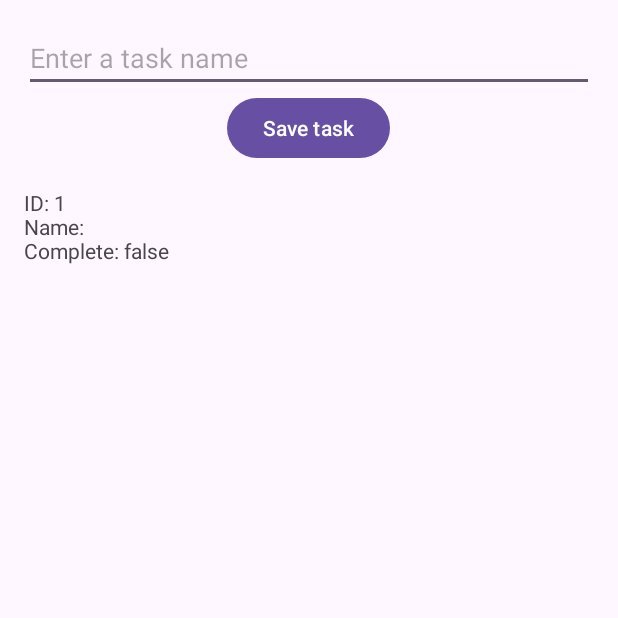
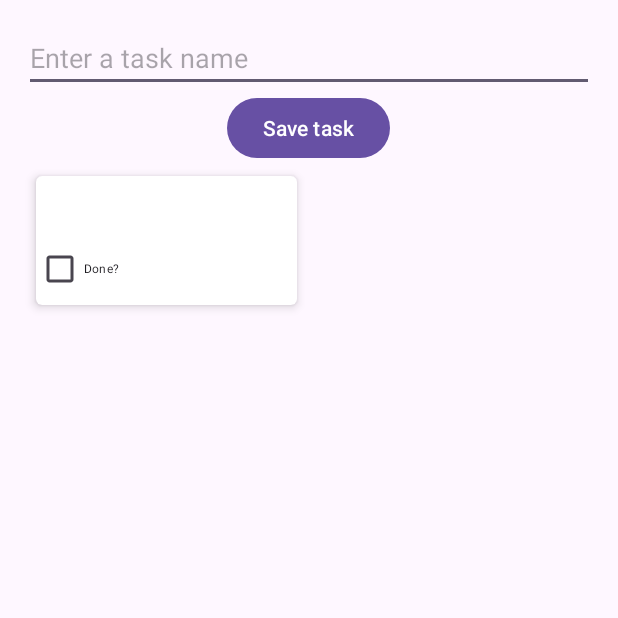
Before and after one commit to ethanpyth/Task, an Android app: the screen it shows after launch (MainActivity), after a tap on "Save task", on a phone screen of 412 x 824 dp, the top half of it. Run offline under Robolectric (Android 15) with nearby library versions, the phone set to English and light mode, and no system bars; our stand-ins replace Room's generated code, data binding.

Commit message:
app finished

```diff
--- a/app/build.gradle.kts
+++ b/app/build.gradle.kts
@@ -46,6 +46,8 @@ dependencies {
     implementation("androidx.room:room-runtime:2.6.1")
     implementation("androidx.room:room-ktx:2.6.1")
     kapt("androidx.room:room-compiler:2.6.1")
+    implementation("androidx.recyclerview:recyclerview:1.2.1")
+    implementation("androidx.cardview:cardview:1.0.0")
 
     implementation("androidx.core:core-ktx:1.12.0")
     implementation("androidx.appcompat:appcompat:1.6.1")
--- a/app/src/main/java/com/xcelk/tasks/TaskFragment.kt
+++ b/app/src/main/java/com/xcelk/tasks/TaskFragment.kt
@@ -5,6 +5,7 @@ import androidx.fragment.app.Fragment
 import android.view.LayoutInflater
 import android.view.View
 import android.view.ViewGroup
+import androidx.lifecycle.Observer
 import androidx.lifecycle.ViewModelProvider
 import com.xcelk.tasks.databinding.FragmentTaskBinding
 
@@ -51,6 +52,16 @@ class TaskFragment : Fragment() {
         binding?.viewModel = viewModel
 
         binding?.lifecycleOwner = viewLifecycleOwner
+
+        val adapter = TaskItemAdapter()
+        binding?.taskList?.adapter = adapter
+
+        viewModel.tasks.observe(viewLifecycleOwner, Observer {
+            it?.let {
+                adapter.data = it
+            }
+        })
+
         return view
     }
 
--- /dev/null
+++ b/app/src/main/java/com/xcelk/tasks/TaskItemAdapter.kt
@@ -0,0 +1,42 @@
+package com.xcelk.tasks
+
+import android.view.LayoutInflater
+import android.view.ViewGroup
+import android.widget.CheckBox
+import android.widget.TextView
+import androidx.cardview.widget.CardView
+import androidx.recyclerview.widget.RecyclerView
+
+class TaskItemAdapter: RecyclerView.Adapter<TaskItemAdapter.TaskItemViewHolder>() {
+    var data = listOf<Task>()
+        set(value) {
+            field = value
+            notifyDataSetChanged()
+        }
+
+    override fun onCreateViewHolder(parent: ViewGroup, viewType: Int): TaskItemViewHolder = TaskItemViewHolder.inflateFrom(parent)
+
+    override fun onBindViewHolder(holder: TaskItemViewHolder, position: Int) {
+        val item = data[position]
+        holder.bind(item)
+    }
+
+    override fun getItemCount() = data.size
+
+    class TaskItemViewHolder(val rootView: CardView): RecyclerView.ViewHolder(rootView){
+        val taskName = rootView.findViewById<TextView>(R.id.task_name)
+        val taskDone = rootView.findViewById<CheckBox>(R.id.task_done)
+        companion object{
+            fun inflateFrom(parent: ViewGroup): TaskItemViewHolder{
+                val layoutInflater = LayoutInflater.from(parent.context)
+                val view = layoutInflater.inflate(R.layout.task_item, parent, false) as CardView
+                return TaskItemViewHolder(view)
+            }
+        }
+
+        fun bind(item: Task){
+            taskName.text = item.taskName
+            taskDone.isChecked = item.taskDone
+        }
+    }
+}
--- a/app/src/main/java/com/xcelk/tasks/TaskViewModel.kt
+++ b/app/src/main/java/com/xcelk/tasks/TaskViewModel.kt
@@ -7,11 +7,8 @@ import kotlinx.coroutines.launch
 
 class TaskViewModel(val dao: TaskDao): ViewModel() {
     var newTaskName = ""
-    private val tasks = dao.getAll()
+    val tasks = dao.getAll()
 
-    val tasksString = tasks.map{
-        tasks -> formatTasks(tasks)
-    }
 
     fun addTask() {
         viewModelScope.launch {
@@ -21,16 +18,5 @@ class TaskViewModel(val dao: TaskDao): ViewModel() {
         }
     }
 
-    fun formatTasks(tasks: List<Task>): String {
-        return tasks.fold(""){
-                str, item -> str + '\n' + formatTask(item)
-        }
-    }
 
-    fun formatTask(task: Task): String{
-        var str = "ID: ${task.taskId}"
-        str += '\n' + "Name: ${task.taskName}"
-        str += '\n' + "Complete: ${task.taskDone}" + '\n'
-        return str
-    }
 }
--- a/app/src/main/res/layout/fragment_task.xml
+++ b/app/src/main/res/layout/fragment_task.xml
@@ -1,6 +1,7 @@
 <?xml version="1.0" encoding="utf-8"?>
 <layout
     xmlns:android="http://schemas.android.com/apk/res/android"
+    xmlns:app="http://schemas.android.com/apk/res-auto"
     xmlns:tools="http://schemas.android.com/tools"
     tools:context=".TaskFragment">
     <data>
@@ -30,11 +31,14 @@
             android:onClick="@{() -> viewModel.addTask()}"
             android:text="Save task"/>
 
-        <TextView
+        <androidx.recyclerview.widget.RecyclerView
             android:layout_width="match_parent"
-            android:layout_height="wrap_content"
-            android:text="@{viewModel.tasksString}"
-            android:id="@+id/tasks"/>
+            android:layout_height="0dp"
+            android:id="@+id/taskList"
+            android:layout_weight="1"
+            android:gravity="top"
+            app:spanCount="2"
+            app:layoutManager="androidx.recyclerview.widget.GridLayoutManager"/>
 
     </LinearLayout>
 </layout>
--- /dev/null
+++ b/app/src/main/res/layout/task_item.xml
@@ -0,0 +1,43 @@
+<?xml version="1.0" encoding="utf-8"?>
+<layout
+    xmlns:app="http://schemas.android.com/apk/res-auto"
+    xmlns:android="http://schemas.android.com/apk/res/android"
+    xmlns:tools="http://schemas.android.com/tools">
+    <data>
+        <variable
+            name="viewModel"
+            type="com.xcelk.tasks.TaskViewModel" />
+    </data>
+    <androidx.cardview.widget.CardView
+        android:layout_width="match_parent"
+        android:layout_height="wrap_content"
+        android:layout_margin="8dp"
+        app:cardElevation="4dp"
+        app:cardCornerRadius="4dp">
+
+        <LinearLayout
+            android:layout_width="match_parent"
+            android:layout_height="wrap_content"
+            android:orientation="vertical">
+
+            <TextView
+                android:layout_width="match_parent"
+                android:layout_height="wrap_content"
+                android:id="@+id/task_name"
+                android:textSize="16sp"
+                android:padding="8dp" />
+
+            <CheckBox
+                android:layout_width="wrap_content"
+                android:layout_height="wrap_content"
+                android:textSize="8sp"
+                android:id="@+id/task_done"
+                android:clickable="true"
+                android:onClick="@={}"
+                android:text="Done?"
+                android:focusable="true" />
+
+        </LinearLayout>
+
+    </androidx.cardview.widget.CardView>
+</layout>
```
